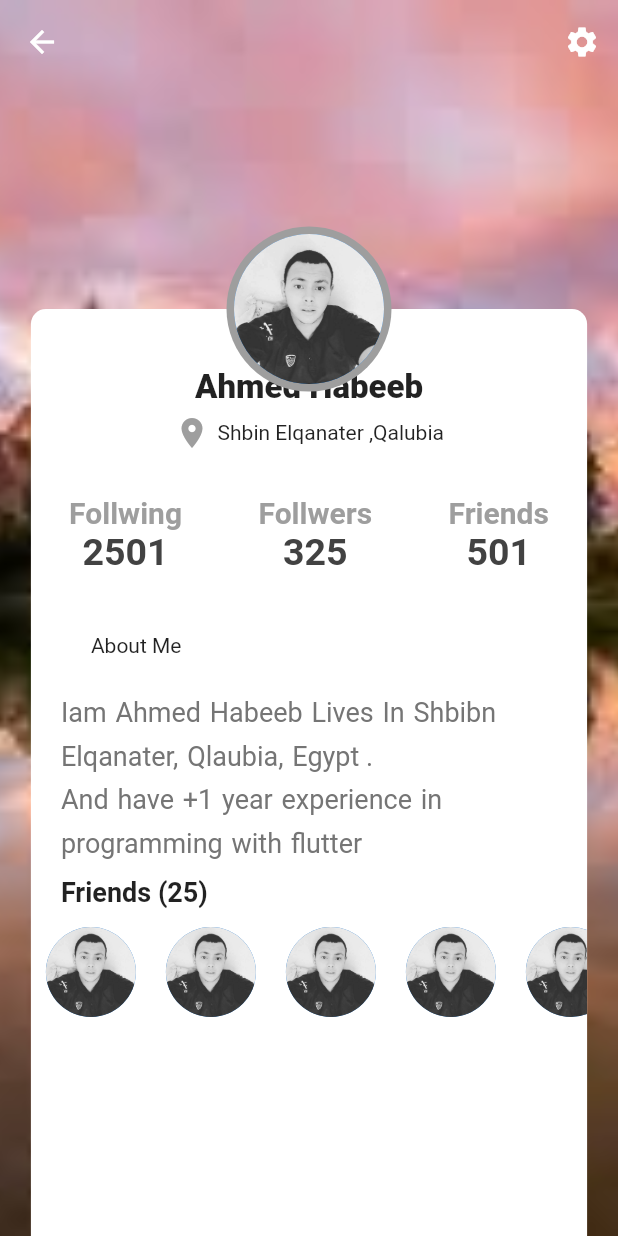
After one commit to Ahmed-Habeeb/Design, a Flutter app: the Profile2 screen opened directly, on a phone screen of 412 x 824 dp. The commit adds this screen. Run offline on Flutter 3.47's test engine with Material 2 defaults, Android fonts, the phone set to English and light mode, and no system bars.

Commit message:
add two profiles design

```diff
--- a/lib/main.dart
+++ b/lib/main.dart
@@ -1,8 +1,10 @@
 import 'package:flutter/material.dart';
 import 'package:flutter1/screens/covid-19.dart';
-import 'file:///C:/Users/ahmed/AndroidStudioProjects/flutter1/lib/screens/food_screen.dart';
+import 'package:flutter1/screens/profiles/firstprofile.dart';
+import 'package:flutter1/screens/profiles/secprofile.dart';
 
 import 'modules/screens_module.dart';
+import 'screens/food_screen.dart';
 
 void main() {
   runApp(MyApp());
@@ -17,6 +19,10 @@ class _MyAppState extends State<MyApp> {
   List<Screens_module> screens=[
     Screens_module("Food-Delivery",()=>Food()),
     Screens_module("Covid-19",()=>Covid()),
+    Screens_module("Profile-1",()=>Firstprofile()),
+    Screens_module("Profile-2",()=>Profile2()),
+
+
 
 
   ];
--- /dev/null
+++ b/lib/screens/profiles/secprofile.dart
@@ -0,0 +1,217 @@
+import 'package:flutter/material.dart';
+
+class Profile2 extends StatefulWidget {
+  @override
+  _Profile2State createState() => _Profile2State();
+}
+
+class _Profile2State extends State<Profile2> {
+  @override
+  Widget build(BuildContext context) {
+    return Stack(
+      children: <Widget>[
+        Image.asset(
+          "assets/profiles/img.jpg",
+          fit: BoxFit.cover,
+          height: MediaQuery.of(context).size.height,
+        ),
+        Positioned(
+          top: MediaQuery.of(context).size.height * .25,
+          right: MediaQuery.of(context).size.width * .05,
+          left: MediaQuery.of(context).size.width * .05,
+          bottom: 0,
+          child: Container(
+            decoration: BoxDecoration(
+                color: Colors.white,
+                borderRadius: BorderRadius.only(
+                    topLeft: Radius.circular(10),
+                    topRight: Radius.circular(10))),
+          ),
+        ),
+        Scaffold(
+          backgroundColor: Colors.transparent,
+          appBar: AppBar(
+            leading: IconButton(
+              onPressed: () {},
+              icon: Icon(Icons.arrow_back),
+            ),
+            actions: <Widget>[
+              IconButton(
+                icon: Icon(Icons.settings),
+                onPressed: () {},
+              )
+            ],
+            backgroundColor: Colors.transparent,
+            elevation: 0,
+          ),
+          body: Stack(
+            children: <Widget>[
+              Positioned(
+                top: MediaQuery.of(context).size.height * .23,
+                right: MediaQuery.of(context).size.width * .05,
+                left: MediaQuery.of(context).size.width * .05,
+                child: SingleChildScrollView(
+                  child: Column(
+                    crossAxisAlignment: CrossAxisAlignment.center,
+                    mainAxisAlignment: MainAxisAlignment.center,
+                    children: <Widget>[
+                      Text(
+                        "Ahmed Habeeb",
+                        style:
+                        TextStyle(fontSize: 22, fontWeight: FontWeight.w900),
+                      ),
+                      SizedBox(
+                        height: 5,
+                      ),
+                      Row(
+                        crossAxisAlignment: CrossAxisAlignment.center,
+                        mainAxisAlignment: MainAxisAlignment.center,
+                        children: <Widget>[
+                          Icon(
+                            Icons.location_on,
+                            color: Colors.grey,
+                          ),
+                          SizedBox(
+                            width: 5,
+                          ),
+                          Text("Shbin Elqanater ,Qalubia")
+                        ],
+                      ),
+                      SizedBox(
+                        height: 30,
+                      ),
+                      Row(
+                        mainAxisAlignment: MainAxisAlignment.spaceAround,
+                        children: <Widget>[
+                          Column(
+                            children: <Widget>[
+                              Text(
+                                "Follwing",
+                                style: TextStyle(
+                                    fontSize: 20,
+                                    color: Colors.grey,
+                                    fontWeight: FontWeight.bold),
+                              ),
+                              Text(
+                                "2501",
+                                style: TextStyle(
+                                    fontSize: 25,
+                                    color: Colors.grey.shade800,
+                                    fontWeight: FontWeight.w600),
+                              )
+                            ],
+                          ),
+                          Column(
+                            children: <Widget>[
+                              Text(
+                                "Follwers",
+                                style: TextStyle(
+                                    fontSize: 20,
+                                    color: Colors.grey,
+                                    fontWeight: FontWeight.bold),
+                              ),
+                              Text(
+                                "325",
+                                style: TextStyle(
+                                    fontSize: 25,
+                                    color: Colors.grey.shade800,
+                                    fontWeight: FontWeight.w600),
+                              )
+                            ],
+                          ),
+                          Column(
+                            children: <Widget>[
+                              Text(
+                                "Friends",
+                                style: TextStyle(
+                                    fontSize: 20,
+                                    color: Colors.grey,
+                                    fontWeight: FontWeight.bold),
+                              ),
+                              Text(
+                                "501",
+                                style: TextStyle(
+                                    fontSize: 25,
+                                    color: Colors.grey.shade800,
+                                    fontWeight: FontWeight.w600),
+                              )
+                            ],
+                          ),
+                        ],
+                      ),
+                      SizedBox(height: 20,),
+                      Row(
+                        children: <Widget>[
+                          Padding(
+                            padding: EdgeInsets.only(left: 40,top: 20),
+                            child: Text("About Me"
+                              ,),
+                          )
+                        ],
+                      ),
+                      Padding(
+                        padding: EdgeInsets.only(left: 20,right: 20,top: 20),
+                        child: Text(
+                          "Iam Ahmed Habeeb Lives In Shbibn Elqanater, Qlaubia, Egypt .\nAnd have +1 year experience in programming with flutter  "
+                              ,
+                          style: TextStyle(
+                            color: Colors.grey.shade600,
+                            fontSize: 18,
+                            height: 1.6,
+                            wordSpacing: 1.4,
+                          ),
+                        ),
+                      ),
+                      Row(children: <Widget>[Padding(
+                        padding: const EdgeInsets.only(left: 20,top:10,bottom: 10),
+                        child: Text("Friends (25)",style: TextStyle(fontSize: 18,fontWeight: FontWeight.w600),),
+                      ),],),
+                      Container(
+                        height: 65,
+                        child: ListView.builder(
+                            shrinkWrap: true,
+                            scrollDirection: Axis.horizontal,
+                            itemCount: 25,
+                            itemBuilder: (context,postion){
+                              return  Padding(
+                                padding: EdgeInsets.only(right: 10,left: 10),
+                                child: CircleAvatar(
+                                  backgroundImage:
+                                  ExactAssetImage("assets/profiles/profileimg.jpg"),
+                                  radius: 30,
+                                ),
+                              );
+                            }),
+                      )
+
+                    ],
+                  ),
+                ),
+              ),
+            ],
+          ),
+        ),
+        Positioned(
+          top: MediaQuery.of(context).size.height * .25 - 55,
+          left: MediaQuery.of(context).size.width / 2 - 55,
+          child: CircleAvatar(
+            backgroundColor: Colors.grey.shade500,
+            radius: 55,
+          ),
+        ),
+        Positioned(
+            top: MediaQuery.of(context).size.height * .25 - 50,
+            left: MediaQuery.of(context).size.width / 2 - 50,
+            child: Stack(
+              children: <Widget>[
+                CircleAvatar(
+                  backgroundImage:
+                  ExactAssetImage("assets/profiles/profileimg.jpg"),
+                  radius: 50,
+                ),
+              ],
+            )),
+      ],
+    );
+  }
+}
--- a/pubspec.yaml
+++ b/pubspec.yaml
@@ -47,6 +47,8 @@ flutter:
   # To add assets to your application, add an assets section, like this:
   assets:
     - assets/
+    - assets/profiles/
+
   #   - images/a_dot_ham.jpeg
 
   # An image asset can refer to one or more resolution-specific "variants", see
```
Also changed, not shown: lib/screens/profiles/firstprofile.dart (added, +202 -0 lines), assets/profiles/img.jpg (added), assets/profiles/profileimg.jpg (added), 3 other files.
